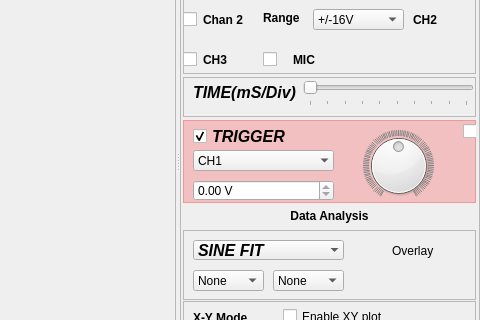
Above: SEEL/templates/analogScope.ui from jithinbp/SEELablet before the change; both pictures show x 388 to 868 and y 83 to 403 of the 868 by 506 pixel window. Below: the same form after it.
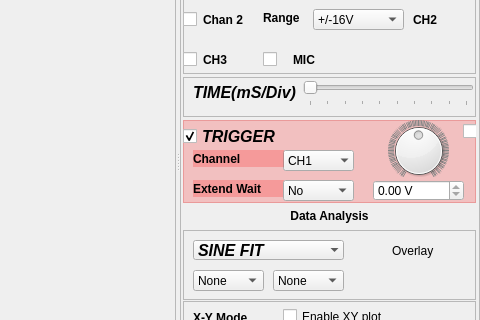
That is the form after the change. Icons and pictures are not drawn.

The edit to the form file:
```diff
--- a/SEEL/templates/analogScope.ui
+++ b/SEEL/templates/analogScope.ui
@@ -652,10 +652,10 @@
             <widget class="QDial" name="dial_11">
              <property name="geometry">
               <rect>
-               <x>160</x>
-               <y>10</y>
-               <width>111</width>
-               <height>71</height>
+               <x>200</x>
+               <y>0</y>
+               <width>71</width>
+               <height>61</height>
               </rect>
              </property>
              <property name="minimum">
@@ -677,9 +677,9 @@
             <widget class="QDoubleSpinBox" name="trigger_level_box">
              <property name="geometry">
               <rect>
-               <x>10</x>
+               <x>190</x>
                <y>60</y>
-               <width>141</width>
+               <width>91</width>
                <height>21</height>
               </rect>
              </property>
@@ -699,9 +699,9 @@
             <widget class="QComboBox" name="trigger_select_box">
              <property name="geometry">
               <rect>
-               <x>10</x>
+               <x>100</x>
                <y>30</y>
-               <width>141</width>
+               <width>71</width>
                <height>21</height>
               </rect>
              </property>
@@ -735,9 +735,9 @@
             <widget class="QCheckBox" name="triggerBox">
              <property name="geometry">
               <rect>
-               <x>10</x>
+               <x>0</x>
                <y>1</y>
-               <width>131</width>
+               <width>101</width>
                <height>31</height>
               </rect>
              </property>
@@ -775,6 +775,70 @@
               <string/>
              </property>
             </widget>
+            <widget class="QLabel" name="label_4">
+             <property name="geometry">
+              <rect>
+               <x>10</x>
+               <y>30</y>
+               <width>91</width>
+               <height>17</height>
+              </rect>
+             </property>
+             <property name="text">
+              <string>Channel</string>
+             </property>
+            </widget>
+            <widget class="QLabel" name="label_5">
+             <property name="geometry">
+              <rect>
+               <x>10</x>
+               <y>60</y>
+               <width>91</width>
+               <height>17</height>
+              </rect>
+             </property>
+             <property name="toolTip">
+              <string>Extend Trigger Waiting time.
+Useful for low frequencies</string>
+             </property>
+             <property name="text">
+              <string>Extend Wait</string>
+             </property>
+            </widget>
+            <widget class="QComboBox" name="trigWaitBox">
+             <property name="geometry">
+              <rect>
+               <x>100</x>
+               <y>60</y>
+               <width>71</width>
+               <height>21</height>
+              </rect>
+             </property>
+             <property name="toolTip">
+              <string>Extend Trigger Waiting time.
+Useful for low frequencies</string>
+             </property>
+             <item>
+              <property name="text">
+               <string>No</string>
+              </property>
+             </item>
+             <item>
+              <property name="text">
+               <string>2x</string>
+              </property>
+             </item>
+             <item>
+              <property name="text">
+               <string>4x</string>
+              </property>
+             </item>
+             <item>
+              <property name="text">
+               <string>8x</string>
+              </property>
+             </item>
+            </widget>
            </widget>
           </item>
           <item>
```
Left out of the diff: 3 changed lines with no effect on the pictures.
